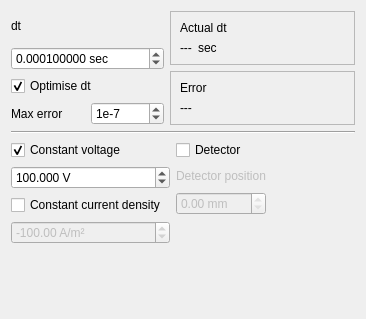
The window that src/inputparameters.ui (hobrasoft/simul6) describes before a commit, drawn with Qt 5.
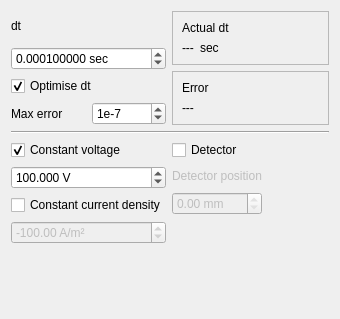
The same window after the commit.

Commit message: better alignment in some forms

Patch:
```diff
--- a/src/inputparameters.ui
+++ b/src/inputparameters.ui
@@ -6,7 +6,7 @@
    <rect>
     <x>0</x>
     <y>0</y>
-    <width>366</width>
+    <width>340</width>
     <height>319</height>
    </rect>
   </property>
@@ -14,6 +14,9 @@
    <string>Input parameters</string>
   </property>
   <layout class="QGridLayout" name="gridLayout_7">
+   <property name="sizeConstraint">
+    <enum>QLayout::SetMinimumSize</enum>
+   </property>
    <item row="0" column="0">
     <layout class="QGridLayout" name="gridLayout">
      <item row="0" column="0" colspan="2">
@@ -160,7 +163,7 @@
      </property>
     </widget>
    </item>
-   <item row="2" column="0" colspan="2">
+   <item row="2" column="0">
     <layout class="QGridLayout" name="gridLayout_5">
      <item row="2" column="0">
       <widget class="QCheckBox" name="f_constant_current">
@@ -238,7 +241,7 @@
      </item>
     </layout>
    </item>
-   <item row="2" column="2">
+   <item row="2" column="1" colspan="2">
     <layout class="QGridLayout" name="gridLayout_6">
      <item row="2" column="0">
       <widget class="QDoubleSpinBox" name="f_detector_position">
```
The commit also changes 1 other file.
